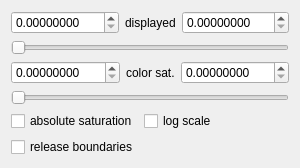
CloudCompare/CloudCompare, file qCC/ui_templates/sfEditDlg.ui: the form before one commit.
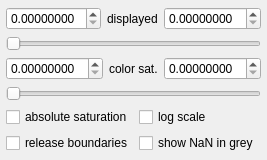
The form after the commit. Custom widgets are drawn as their Qt base class.

Commit message: 'NaN displayed in grey' is now set per scalar field. Color Scale Editor and properties view enhanced (almost finished)

What changed in the file:
```diff
--- a/qCC/ui_templates/sfEditDlg.ui
+++ b/qCC/ui_templates/sfEditDlg.ui
@@ -6,15 +6,15 @@
    <rect>
     <x>0</x>
     <y>0</y>
-    <width>300</width>
-    <height>164</height>
+    <width>243</width>
+    <height>160</height>
    </rect>
   </property>
-  <property name="minimumSize">
-   <size>
-    <width>240</width>
-    <height>0</height>
-   </size>
+  <property name="sizePolicy">
+   <sizepolicy hsizetype="Expanding" vsizetype="Maximum">
+    <horstretch>0</horstretch>
+    <verstretch>0</verstretch>
+   </sizepolicy>
   </property>
   <property name="focusPolicy">
    <enum>Qt::StrongFocus</enum>
@@ -22,11 +22,14 @@
   <property name="windowTitle">
    <string>SF Values</string>
   </property>
-  <layout class="QHBoxLayout" name="horizontalLayout_4">
+  <layout class="QVBoxLayout" name="verticalLayout_2">
+   <property name="margin">
+    <number>6</number>
+   </property>
    <item>
     <widget class="QFrame" name="frame">
      <property name="sizePolicy">
-      <sizepolicy hsizetype="Minimum" vsizetype="Maximum">
+      <sizepolicy hsizetype="Expanding" vsizetype="Maximum">
        <horstretch>0</horstretch>
        <verstretch>0</verstretch>
       </sizepolicy>
@@ -151,46 +154,40 @@
        </widget>
       </item>
       <item>
-       <layout class="QHBoxLayout" name="horizontalLayout_3">
-        <item>
+       <layout class="QFormLayout" name="formLayout">
+        <item row="0" column="0">
          <widget class="QCheckBox" name="absSatCheckBox">
           <property name="text">
            <string>absolute saturation</string>
           </property>
          </widget>
         </item>
-        <item>
+        <item row="0" column="1">
          <widget class="QCheckBox" name="logScaleCheckBox">
           <property name="text">
            <string>log scale</string>
           </property>
          </widget>
         </item>
-        <item>
-         <spacer name="horizontalSpacer">
-          <property name="orientation">
-           <enum>Qt::Horizontal</enum>
+        <item row="1" column="0">
+         <widget class="QCheckBox" name="releaseBoundariesCheckBox">
+          <property name="toolTip">
+           <string>Release boundaries (let the user defines them)</string>
           </property>
-          <property name="sizeHint" stdset="0">
-           <size>
-            <width>40</width>
-            <height>20</height>
-           </size>
+          <property name="text">
+           <string>release boundaries</string>
           </property>
-         </spacer>
+         </widget>
+        </item>
+        <item row="1" column="1">
+         <widget class="QCheckBox" name="nanInGreyCheckBox">
+          <property name="text">
+           <string>show NaN in grey</string>
+          </property>
+         </widget>
         </item>
        </layout>
       </item>
-      <item>
-       <widget class="QCheckBox" name="releaseBoundariesCheckBox">
-        <property name="toolTip">
-         <string>Release boundaries (let the user defines them)</string>
-        </property>
-        <property name="text">
-         <string>release boundaries</string>
-        </property>
-       </widget>
-      </item>
      </layout>
     </widget>
    </item>
```
Left out of the diff: 3 changed lines with no effect on the pictures. The commit also changes 15 other files.
